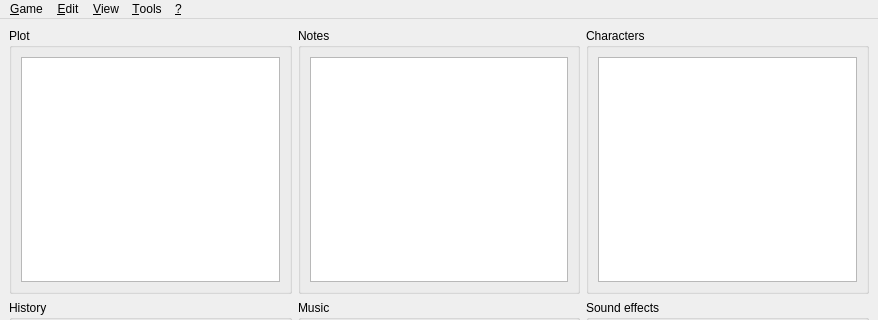
This is sources/windows/MainWindow.ui in ViviCoder/GM-Assistant as Qt 5 draws it before an edit; both pictures show x 0 to 878 and y 0 to 320 of the 878 by 598 pixel window. The edited form follows.
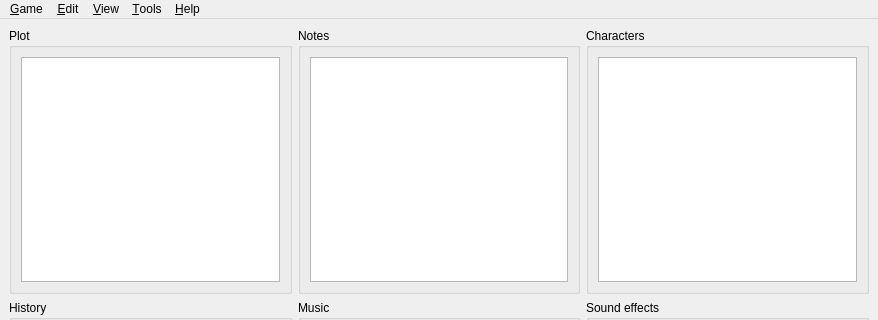
This is the edited form. Icons and pictures are not drawn. Custom widgets are drawn as their Qt base class.

Commit message: ? menu renamed Help

Patch:
```diff
--- a/sources/windows/MainWindow.ui
+++ b/sources/windows/MainWindow.ui
@@ -308,9 +308,9 @@
     <addaction name="separator"/>
     <addaction name="action_Quit"/>
    </widget>
-   <widget class="QMenu" name="menu">
+   <widget class="QMenu" name="menuHelp">
     <property name="title">
-     <string>&amp;?</string>
+     <string>&amp;Help</string>
     </property>
     <addaction name="actionAbout"/>
    </widget>
@@ -357,7 +357,7 @@
    <addaction name="menu_Edit"/>
    <addaction name="menuView"/>
    <addaction name="menuTools"/>
-   <addaction name="menu"/>
+   <addaction name="menuHelp"/>
   </widget>
   <widget class="QStatusBar" name="statusBar"/>
   <action name="action_New">
```
The commit also changes 2 other files.
